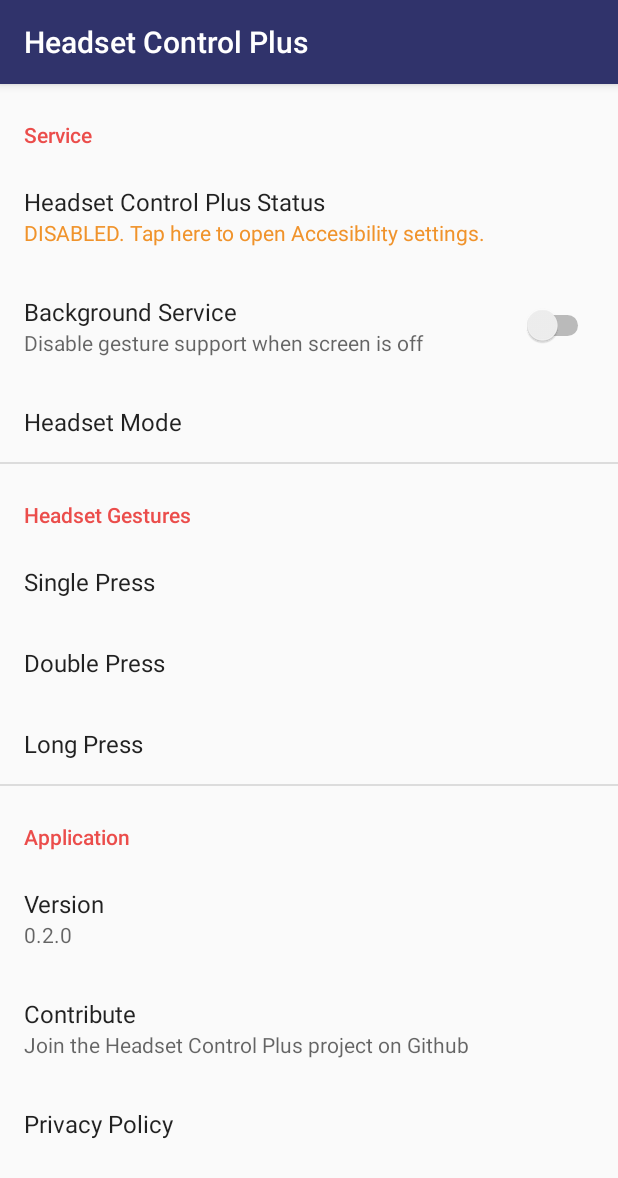
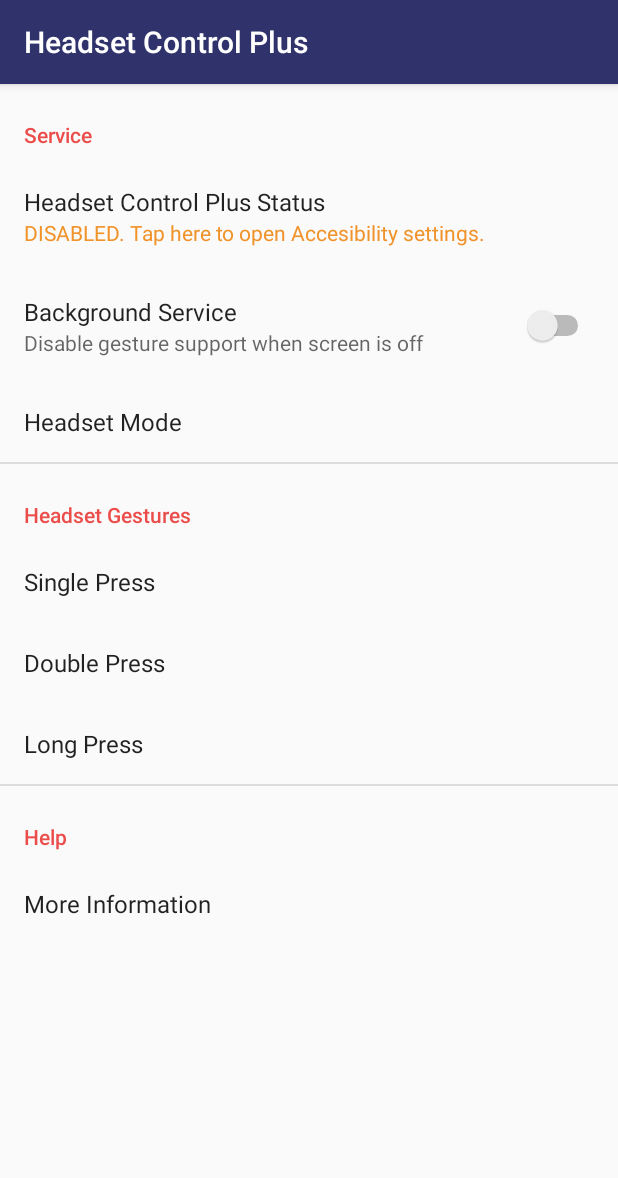
Before and after one commit to nadchif/headset-control-plus, an Android app: the screen it shows after launch (MainActivity), on a phone screen of 412 x 824 dp. Shown: the top 1178 px of the screen. Run offline under Robolectric (Android 15) with nearby library versions, the phone set to English and light mode, and no system bars; our stand-ins replace androidx.preference; libraries missing offline, so code that uses them is left out: com.github.paolorotolo.appintro.

Commit message:
updated pref screen

```diff
--- a/app/build.gradle
+++ b/app/build.gradle
@@ -7,13 +7,14 @@ android {
         applicationId "com.chif.headsetcontrolplus"
         minSdkVersion 23
         targetSdkVersion 29
-        versionCode 5
-        versionName "0.2.0"
+        versionCode 6
+        versionName "0.2.1"
         testInstrumentationRunner "androidx.test.runner.AndroidJUnitRunner"
     }
     buildTypes {
         release {
             minifyEnabled true
+            debuggable false
             proguardFiles getDefaultProguardFile('proguard-android-optimize.txt'), 'proguard-rules.pro'
         }
         lintOptions {
--- a/app/src/main/AndroidManifest.xml
+++ b/app/src/main/AndroidManifest.xml
@@ -46,6 +46,7 @@
         <activity android:name=".MainActivity">
             <intent-filter>
                 <action android:name="android.intent.action.MAIN" />
+                <action android:name="android.intent.action.VIEW" />
                 <category android:name="android.intent.category.LAUNCHER" />
             </intent-filter>
         </activity>
--- a/app/src/main/java/com/chif/headsetcontrolplus/ForegroundService.java
+++ b/app/src/main/java/com/chif/headsetcontrolplus/ForegroundService.java
@@ -148,7 +148,7 @@ public class ForegroundService extends Service {
       NotificationChannel serviceChannel = new NotificationChannel(
               CHANNEL_ID,
               "Headset Control Plus Gesture Support",
-              NotificationManager.IMPORTANCE_HIGH
+              NotificationManager.IMPORTANCE_LOW
       );
       NotificationManager manager = getSystemService(NotificationManager.class);
       manager.createNotificationChannel(serviceChannel);
@@ -303,7 +303,9 @@ public class ForegroundService extends Service {
 
       } else if (intent.getAction().equals(Intent.ACTION_SCREEN_ON)) {
         mIsScreenOn = true;
-        mMediaPlayer.stop();
+        if(mMediaPlayer != null) {
+          mMediaPlayer.stop();
+        }
         mMediaSessionCompat.setActive(false);
         if (!ServiceBase.isAccessibilityServiceEnabled(context, HeadsetControlPlusService.class)) {
           Intent serviceIntent = new Intent(context, ForegroundService.class);
--- a/app/src/main/java/com/chif/headsetcontrolplus/MainActivity.java
+++ b/app/src/main/java/com/chif/headsetcontrolplus/MainActivity.java
@@ -7,9 +7,15 @@ package com.chif.headsetcontrolplus;
 import android.content.Intent;
 import android.content.SharedPreferences;
 import android.os.Bundle;
+import androidx.appcompat.app.ActionBar;
 import androidx.appcompat.app.AppCompatActivity;
+import androidx.fragment.app.Fragment;
+import androidx.fragment.app.FragmentManager;
+import androidx.preference.Preference;
+import androidx.preference.PreferenceFragmentCompat;
 import androidx.preference.PreferenceManager;
 
+/*
 public class MainActivity extends AppCompatActivity {
 
   @Override
@@ -19,7 +25,7 @@ public class MainActivity extends AppCompatActivity {
     getSupportFragmentManager().beginTransaction().replace(R.id.app_main_settings,
             new SettingsFragment()).commit();
 
-    /* Check if Intro slider already ran, if not launch it */
+    // Check if Intro slider already ran, if not launch it
     SharedPreferences sp = PreferenceManager.getDefaultSharedPreferences(this);
     if (!sp.getBoolean("first", false)) {
       Intent intent = new Intent(this, IntroActivity.class);
@@ -27,3 +33,88 @@ public class MainActivity extends AppCompatActivity {
     }
   }
 }
+*/
+public class MainActivity extends AppCompatActivity implements
+        PreferenceFragmentCompat.OnPreferenceStartFragmentCallback {
+
+  private static final String TITLE_TAG = "settingsActivityTitle";
+
+  @Override
+  protected void onCreate(Bundle savedInstanceState) {
+    super.onCreate(savedInstanceState);
+    setContentView(R.layout.activity_main);
+    if (savedInstanceState == null) {
+      getSupportFragmentManager()
+              .beginTransaction()
+              .replace(R.id.app_main_settings, new SettingsFragment())
+              .commit();
+    } else {
+      setTitle(savedInstanceState.getCharSequence(TITLE_TAG));
+    }
+
+    // Check if Intro slider already ran, if not launch it
+    SharedPreferences sp = PreferenceManager.getDefaultSharedPreferences(this);
+    if (!sp.getBoolean("first", false)) {
+      Intent intent = new Intent(this, IntroActivity.class);
+      startActivity(intent);
+    }
+
+    getSupportFragmentManager().addOnBackStackChangedListener(
+            new FragmentManager.OnBackStackChangedListener() {
+              @Override
+              public void onBackStackChanged() {
+                ActionBar actionBar = getSupportActionBar();
+                if (getSupportFragmentManager().getBackStackEntryCount() == 0) {
+                  setTitle(R.string.app_name);
+                  if (actionBar != null) {
+                    actionBar.setDisplayHomeAsUpEnabled(false);
+                  }
+                  return;
+                }
+                if (actionBar != null) {
+                  actionBar.setDisplayHomeAsUpEnabled(true);
+                }
+              }
+            });
+  }
+
+  @Override
+  public void onSaveInstanceState(Bundle outState) {
+    super.onSaveInstanceState(outState);
+    // Save current activity title so we can set it again after a configuration change
+    outState.putCharSequence(TITLE_TAG, getTitle());
+  }
+
+  @Override
+  public boolean onSupportNavigateUp() {
+    if (getSupportFragmentManager().popBackStackImmediate()) {
+      return true;
+    }
+    return super.onSupportNavigateUp();
+  }
+
+  @Override
+  public boolean onPreferenceStartFragment(PreferenceFragmentCompat caller, Preference pref) {
+    // Instantiate the new Fragment
+    final Bundle args = pref.getExtras();
+    final Fragment fragment = getSupportFragmentManager().getFragmentFactory().instantiate(
+            getClassLoader(),
+            pref.getFragment());
+    fragment.setArguments(args);
+    fragment.setTargetFragment(caller, 0);
+    // Replace the existing Fragment with the new Fragment
+    getSupportFragmentManager().beginTransaction()
+            .replace(R.id.app_main_settings, fragment)
+            .addToBackStack(null)
+            .commit();
+    setTitle(pref.getTitle());
+    return true;
+  }
+
+  public static class AppInfoFragment extends PreferenceFragmentCompat {
+    @Override
+    public void onCreatePreferences(Bundle savedInstanceState, String rootKey) {
+      setPreferencesFromResource(R.xml.appinfo_preferences, rootKey);
+    }
+  }
+}
--- /dev/null
+++ b/app/src/main/res/drawable/ic_favorite_black_24dp.xml
@@ -0,0 +1,5 @@
+<vector android:height="24dp" android:tint="#888888"
+    android:viewportHeight="24.0" android:viewportWidth="24.0"
+    android:width="24dp" xmlns:android="http://schemas.android.com/apk/res/android">
+    <path android:fillColor="#FF000000" android:pathData="M12,21.35l-1.45,-1.32C5.4,15.36 2,12.28 2,8.5 2,5.42 4.42,3 7.5,3c1.74,0 3.41,0.81 4.5,2.09C13.09,3.81 14.76,3 16.5,3 19.58,3 22,5.42 22,8.5c0,3.78 -3.4,6.86 -8.55,11.54L12,21.35z"/>
+</vector>
--- /dev/null
+++ b/app/src/main/res/drawable/ic_headset_black_24dp.xml
@@ -0,0 +1,5 @@
+<vector android:height="24dp" android:tint="#888888"
+    android:viewportHeight="24.0" android:viewportWidth="24.0"
+    android:width="24dp" xmlns:android="http://schemas.android.com/apk/res/android">
+    <path android:fillColor="#FF000000" android:pathData="M12,1c-4.97,0 -9,4.03 -9,9v7c0,1.66 1.34,3 3,3h3v-8H5v-2c0,-3.87 3.13,-7 7,-7s7,3.13 7,7v2h-4v8h3c1.66,0 3,-1.34 3,-3v-7c0,-4.97 -4.03,-9 -9,-9z"/>
+</vector>
--- /dev/null
+++ b/app/src/main/res/drawable/ic_info_black_24dp.xml
@@ -0,0 +1,5 @@
+<vector android:height="24dp" android:tint="#888888"
+    android:viewportHeight="24.0" android:viewportWidth="24.0"
+    android:width="24dp" xmlns:android="http://schemas.android.com/apk/res/android">
+    <path android:fillColor="#FF000000" android:pathData="M12,2C6.48,2 2,6.48 2,12s4.48,10 10,10 10,-4.48 10,-10S17.52,2 12,2zM13,17h-2v-6h2v6zM13,9h-2L11,7h2v2z"/>
+</vector>
--- /dev/null
+++ b/app/src/main/res/drawable/ic_phonelink_setup_black_24dp.xml
@@ -0,0 +1,5 @@
+<vector android:height="24dp" android:tint="#888888"
+    android:viewportHeight="24.0" android:viewportWidth="24.0"
+    android:width="24dp" xmlns:android="http://schemas.android.com/apk/res/android">
+    <path android:fillColor="#FF000000" android:pathData="M11.8,12.5v-1l1.1,-0.8c0.1,-0.1 0.1,-0.2 0.1,-0.3l-1,-1.7c-0.1,-0.1 -0.2,-0.2 -0.3,-0.1l-1.3,0.4c-0.3,-0.2 -0.6,-0.4 -0.9,-0.5l-0.2,-1.3c0,-0.1 -0.1,-0.2 -0.3,-0.2H7c-0.1,0 -0.2,0.1 -0.3,0.2l-0.2,1.3c-0.3,0.1 -0.6,0.3 -0.9,0.5l-1.3,-0.5c-0.1,0 -0.2,0 -0.3,0.1l-1,1.7c-0.1,0.1 0,0.2 0.1,0.3l1.1,0.8v1l-1.1,0.8c-0.1,0.2 -0.1,0.3 -0.1,0.4l1,1.7c0.1,0.1 0.2,0.2 0.3,0.1l1.4,-0.4c0.3,0.2 0.6,0.4 0.9,0.5l0.2,1.3c-0.1,0.1 0.1,0.2 0.2,0.2h2c0.1,0 0.2,-0.1 0.3,-0.2l0.2,-1.3c0.3,-0.1 0.6,-0.3 0.9,-0.5l1.3,0.5c0.1,0 0.2,0 0.3,-0.1l1,-1.7c0.1,-0.1 0,-0.2 -0.1,-0.3l-1.1,-0.9zM8,14c-1.1,0 -2,-0.9 -2,-2s0.9,-2 2,-2 2,0.9 2,2 -0.9,2 -2,2zM19,1H9c-1.1,0 -2,0.9 -2,2v3h2V4h10v16H9v-2H7v3c0,1.1 0.9,2 2,2h10c1.1,0 2,-0.9 2,-2V3c0,-1.1 -0.9,-2 -2,-2z"/>
+</vector>
--- /dev/null
+++ b/app/src/main/res/drawable/ic_settings_black_24dp.xml
@@ -0,0 +1,5 @@
+<vector android:height="24dp" android:tint="#888888"
+    android:viewportHeight="24" android:viewportWidth="24"
+    android:width="24dp" xmlns:android="http://schemas.android.com/apk/res/android">
+    <path android:fillColor="#FF000000" android:pathData="M19.1,12.9a2.8,2.8 0,0 0,0.1 -0.9,2.8 2.8,0 0,0 -0.1,-0.9l2.1,-1.6a0.7,0.7 0,0 0,0.1 -0.6L19.4,5.5a0.7,0.7 0,0 0,-0.6 -0.2l-2.4,1a6.5,6.5 0,0 0,-1.6 -0.9l-0.4,-2.6a0.5,0.5 0,0 0,-0.5 -0.4H10.1a0.5,0.5 0,0 0,-0.5 0.4L9.3,5.4a5.6,5.6 0,0 0,-1.7 0.9l-2.4,-1a0.4,0.4 0,0 0,-0.5 0.2l-2,3.4c-0.1,0.2 0,0.4 0.2,0.6l2,1.6a2.8,2.8 0,0 0,-0.1 0.9,2.8 2.8,0 0,0 0.1,0.9L2.8,14.5a0.7,0.7 0,0 0,-0.1 0.6l1.9,3.4a0.7,0.7 0,0 0,0.6 0.2l2.4,-1a6.5,6.5 0,0 0,1.6 0.9l0.4,2.6a0.5,0.5 0,0 0,0.5 0.4h3.8a0.5,0.5 0,0 0,0.5 -0.4l0.3,-2.6a5.6,5.6 0,0 0,1.7 -0.9l2.4,1a0.4,0.4 0,0 0,0.5 -0.2l2,-3.4c0.1,-0.2 0,-0.4 -0.2,-0.6ZM12,15.6A3.6,3.6 0,1 1,15.6 12,3.6 3.6,0 0,1 12,15.6Z"/>
+</vector>
--- /dev/null
+++ b/app/src/main/res/drawable/ic_touch_app_black_24dp.xml
@@ -0,0 +1,5 @@
+<vector android:height="24dp" android:tint="#888888"
+    android:viewportHeight="24.0" android:viewportWidth="24.0"
+    android:width="24dp" xmlns:android="http://schemas.android.com/apk/res/android">
+    <path android:fillColor="#FF000000" android:pathData="M9,11.24L9,7.5C9,6.12 10.12,5 11.5,5S14,6.12 14,7.5v3.74c1.21,-0.81 2,-2.18 2,-3.74C16,5.01 13.99,3 11.5,3S7,5.01 7,7.5c0,1.56 0.79,2.93 2,3.74zM18.84,15.87l-4.54,-2.26c-0.17,-0.07 -0.35,-0.11 -0.54,-0.11L13,13.5v-6c0,-0.83 -0.67,-1.5 -1.5,-1.5S10,6.67 10,7.5v10.74l-3.43,-0.72c-0.08,-0.01 -0.15,-0.03 -0.24,-0.03 -0.31,0 -0.59,0.13 -0.79,0.33l-0.79,0.8 4.94,4.94c0.27,0.27 0.65,0.44 1.06,0.44h6.79c0.75,0 1.33,-0.55 1.44,-1.28l0.75,-5.27c0.01,-0.07 0.02,-0.14 0.02,-0.2 0,-0.62 -0.38,-1.16 -0.91,-1.38z"/>
+</vector>
--- a/app/src/main/res/values/strings.xml
+++ b/app/src/main/res/values/strings.xml
@@ -41,11 +41,17 @@
     <string name="pref_title_gestures">
         Headset Gestures
     </string>
-    <string name="pref_title_application">
-        Application
+    <string name="pref_title_help">
+        Help
+    </string>
+    <string name="pref_title_moreinfo">
+        More Information
     </string>
     <string name="pref_title_version">
-        Version
+        App Version
+    </string>
+    <string name="pref_title_licence">
+        License
     </string>
     <string name="pref_title_contribute">
         Contribute
--- /dev/null
+++ b/app/src/main/res/xml/appinfo_preferences.xml
@@ -0,0 +1,47 @@
+<PreferenceScreen xmlns:android="http://schemas.android.com/apk/res/android"
+    xmlns:app="http://schemas.android.com/apk/res-auto"
+    android:layout_width="match_parent"
+    android:layout_height="match_parent">
+    <Preference
+        android:key="about_hcp_version"
+        android:summary="0.2.1"
+        android:title="@string/pref_title_version"
+        app:iconSpaceReserved="false" ></Preference>
+    <Preference
+        android:key="about_hcp_license"
+        android:summary="Apache-2.0"
+        android:title="@string/pref_title_licence"
+        app:iconSpaceReserved="false" >
+        <intent
+            android:action="android.intent.action.VIEW"
+            android:data="https://github.com/nadchif/headset-control-plus/blob/master/PRIVACY.md"
+            />
+    </Preference>
+    <Preference
+        android:key="about_hcp_icon"
+        android:summary="Derived from Speaker Vectors by Vecteezy"
+        android:title="App Icon"
+        app:iconSpaceReserved="false" >
+        <intent
+            android:action="android.intent.action.VIEW"
+            android:data="https://www.vecteezy.com/free-vector/speaker"
+            />
+    </Preference>
+    <Preference
+        android:title="@string/pref_title_contribute"
+        android:summary="@string/pref_title_contribute_details"
+        app:iconSpaceReserved="false" >
+        <intent
+            android:action="android.intent.action.VIEW"
+            android:data="https://github.com/nadchif/headset-control-plus"
+            />
+    </Preference>
+    <Preference
+        android:title="@string/pref_title_privacy"
+        app:iconSpaceReserved="false" >
+        <intent
+            android:action="android.intent.action.VIEW"
+            android:data="https://github.com/nadchif/headset-control-plus/blob/master/PRIVACY.md"
+            />
+    </Preference>
+</PreferenceScreen>
--- a/app/src/main/res/xml/main_preferences.xml
+++ b/app/src/main/res/xml/main_preferences.xml
@@ -67,8 +67,9 @@
     </PreferenceCategory>
 
     <PreferenceCategory
-        android:title="@string/pref_title_application"
+        android:title="@string/pref_title_help"
         app:iconSpaceReserved="false">
+        <!--
         <Preference
             android:key="about_hcp"
             android:summary="0.2.0"
@@ -91,5 +92,11 @@
                 android:data="https://github.com/nadchif/headset-control-plus/blob/master/PRIVACY.md"
                 />
         </Preference>
+        -->
+        <Preference
+            android:fragment="com.chif.headsetcontrolplus.MainActivity$AppInfoFragment"
+            app:iconSpaceReserved="false"
+            android:key="app_info_header"
+            android:title="@string/pref_title_moreinfo" />
     </PreferenceCategory>
 </PreferenceScreen>
```
Also changed, not shown: 1 other file.
